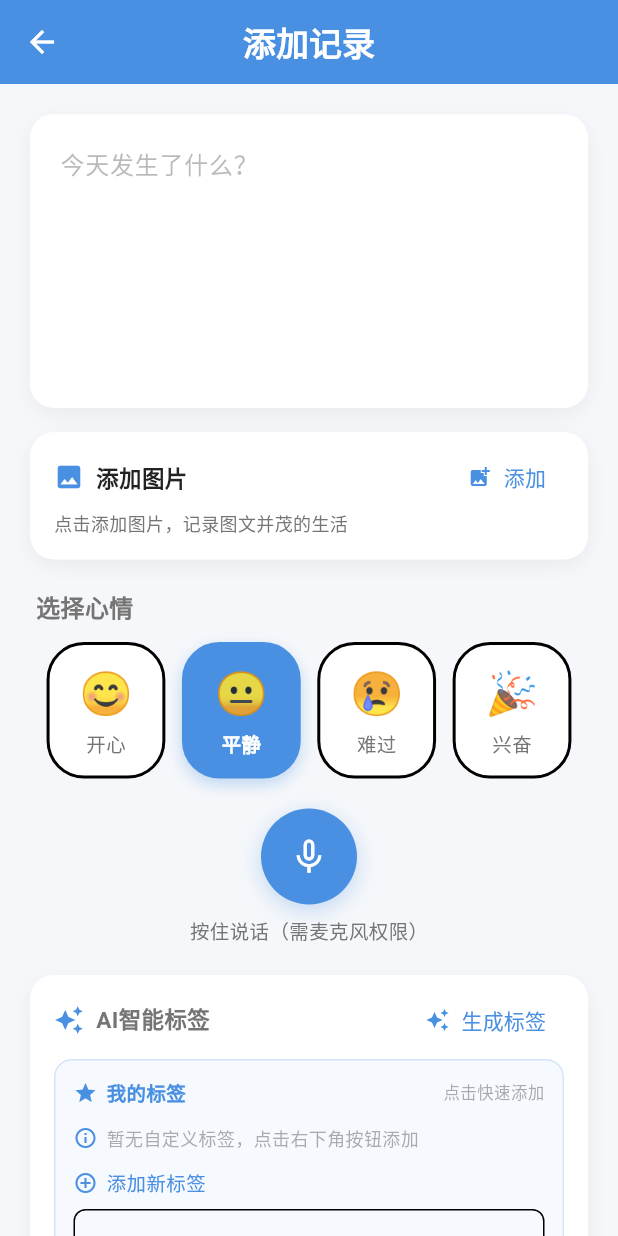
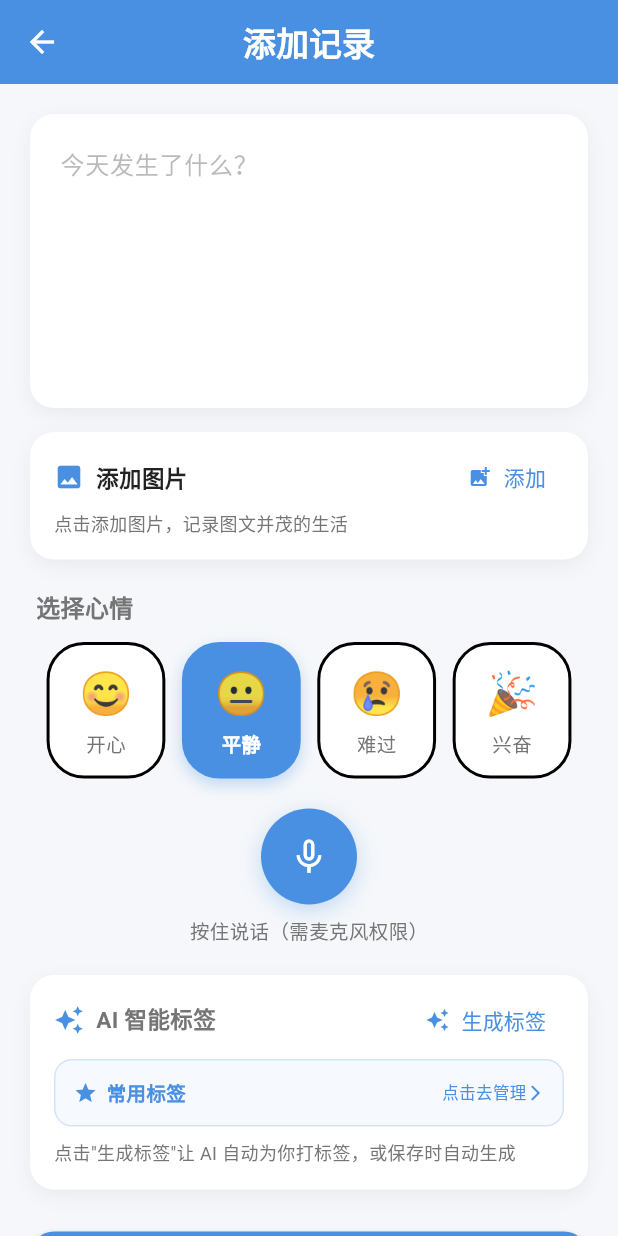
Before and after one commit to jiege455/life_recorder, a Flutter app: the AddRecordPage screen opened directly, on a phone screen of 412 x 824 dp. Run offline on Flutter 3.47's test engine with Material 3 defaults, Android fonts, the phone set to English and light mode, and no system bars; our stand-ins replace dio, file_picker, fl_chart, flutter_local_notifications, image_picker, local_auth and 6 more; missing offline and left inert: flutter_screen_lock, ifly_speech_recognition; accounts and stored records are empty; statements that could not run were skipped; project files that could hold a hidden picture were left out.

Commit message:
优化常用标签入口：添加点击跳转到标签管理页面

```diff
--- a/lib/pages/add_record_page.dart
+++ b/lib/pages/add_record_page.dart
@@ -44,7 +44,6 @@ class _AddRecordPageState extends State<AddRecordPage> {
   bool _isGeneratingTags = false;
   List<String> _generatedTags = [];
   List<String> _selectedImages = [];
-  List<String> _customTags = [];
   bool get _isEditMode => widget.editRecordId != null;
 
   List<Map<String, dynamic>> _moods = [
@@ -929,7 +928,7 @@ class _AddRecordPageState extends State<AddRecordPage> {
             children: [
               Icon(Icons.auto_awesome, color: Color(0xFF4A90E2), size: 20),
               SizedBox(width: 8),
-              Text('AI智能标签',
+              Text('AI 智能标签',
                   style: TextStyle(
                       fontSize: 15,
                       fontWeight: FontWeight.w600,
@@ -954,13 +953,33 @@ class _AddRecordPageState extends State<AddRecordPage> {
                     ),
             ],
           ),
-          if (_customTags.isNotEmpty) ...[
-            SizedBox(height: 12),
-            _buildMyTagsSection(theme),
-          ] else ...[
-            SizedBox(height: 12),
-            _buildMyTagsSection(theme, isEmpty: true),
-          ],
+          SizedBox(height: 12),
+          GestureDetector(
+            onTap: () {
+              Navigator.pushNamed(context, '/tag-manager');
+            },
+            child: Container(
+              padding: EdgeInsets.all(12),
+              decoration: BoxDecoration(
+                color: theme.colorScheme.primary.withOpacity(0.05),
+                borderRadius: BorderRadius.circular(12),
+                border: Border.all(
+                  color: theme.colorScheme.primary.withOpacity(0.2),
+                  width: 1,
+                ),
+              ),
+              child: Row(
+                children: [
+                  Icon(Icons.star, size: 16, color: theme.colorScheme.primary),
+                  SizedBox(width: 6),
+                  Text('常用标签', style: TextStyle(fontSize: 13, fontWeight: FontWeight.w600, color: theme.colorScheme.primary)),
+                  Spacer(),
+                  Text('点击去管理', style: TextStyle(fontSize: 11, color: theme.colorScheme.primary)),
+                  Icon(Icons.arrow_forward_ios, size: 12, color: theme.colorScheme.primary),
+                ],
+              ),
+            ),
+          ),
           if (_generatedTags.isNotEmpty) ...[
             SizedBox(height: 12),
             Wrap(
```
